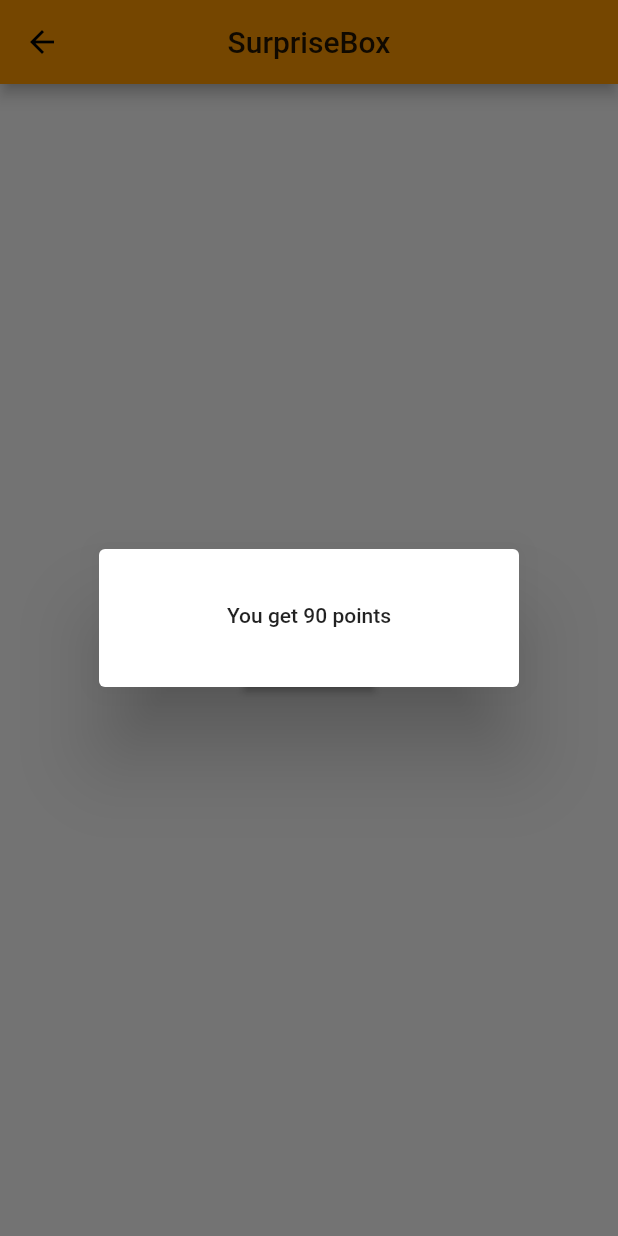
After one commit to Karolina030/Avatar, a Flutter app: the SurpiseBox screen opened directly, after a tap on "Ready?", on a phone screen of 412 x 824 dp. The commit adds this screen. Run offline on Flutter 3.47's test engine with Material 2 defaults, Android fonts, the phone set to English and light mode, and no system bars; our stand-ins replace image_gallery_saver, image_picker.

Commit message:
Add SurpriseBox menu

```diff
--- /dev/null
+++ b/lib/SurpiseBox.dart
@@ -0,0 +1,132 @@
+import 'package:flutter/material.dart';
+import 'dart:io';
+import 'package:path_provider/path_provider.dart';
+import 'dart:math';
+
+
+class SurpiseBox extends StatefulWidget {
+  @override
+  _HomeState createState() => new _HomeState();
+}
+
+
+class _HomeState extends State<SurpiseBox> {
+
+  Random random = new Random();
+
+
+
+  // Future<String> get _localPath async {
+  //   final directory = await getApplicationDocumentsDirectory();
+  //
+  //   return directory.path;
+  // }
+  //
+  // Future<File> get _localFile async {
+  //   final path = await _localPath;
+  //   return File('$path/counterSB.txt');
+  // }
+  //
+  // Future<File> writeCounter(int counter) async {
+  //   final file = await _localFile;
+  //
+  //   // Write the file.
+  //   return file.writeAsString('$counter');
+  // }
+  //
+  // Future<int> readCounter() async {
+  //   try {
+  //     final file = await _localFile;
+  //
+  //     // Read the file.
+  //     String contents = await file.readAsString();
+  //
+  //     return int.parse(contents);
+  //   } catch (e) {
+  //     // If encountering an error, return 0.
+  //     return 0;
+  //   }
+  // }
+
+
+
+  void _displayDialog_points() async {
+    int randomPoints = random.nextInt(51) + 50; // Dialog window with random points
+    return showDialog(
+        context: this.context,
+        builder: (context) {
+          return AlertDialog(
+            content: new FlatButton(
+              child: new Text("You get $randomPoints points"),
+              onPressed: () => Navigator.of(context, rootNavigator: true).pop(), // closing dialog
+            ),
+          );
+        });
+  }
+
+  void _displayDialog_no_points() async { // Dialog window with information that there's no SB
+    return showDialog(
+        context: this.context,
+        builder: (context) {
+          return AlertDialog(
+            content: new FlatButton(
+              child: new Text("You have no SB"),
+              onPressed: () => Navigator.of(context, rootNavigator: true).pop(),
+            ),
+          );
+        });
+  }
+// int _counter;
+//   @override
+//   void initState() {
+//     super.initState();
+//     readCounter().then((int value) {
+//       setState(() {
+//         _counter = value;
+//       });
+//     });
+//   }
+
+  void _check_SB() async { // checkin SB
+    if (1==1) {
+      _displayDialog_points();
+      // writeCounter(2);
+      // print(_counter);
+    }
+    else {
+      _displayDialog_no_points();
+      print('No SB');
+    }
+  }
+
+
+  @override
+  Widget build(BuildContext context) {
+    return new Scaffold(
+        appBar: AppBar(
+          leading: Builder(
+          builder: (BuildContext context) {
+            return IconButton(
+            icon: Icon(Icons.arrow_back),
+            onPressed: (){
+            Navigator.pop(context);
+                }
+              );
+            },
+          ),
+          title: Text("SurpriseBox"),
+          centerTitle: true),
+      body: new Center(
+        child: new Column(
+          mainAxisAlignment: MainAxisAlignment.center,
+          children: <Widget>[
+            new RaisedButton(
+              child: new Text("Ready?"),
+              onPressed: _check_SB,
+            ),
+          ],
+        ),
+      ),
+    );
+  }
+}
--- a/lib/sklep/screens/products_overview_screen.dart
+++ b/lib/sklep/screens/products_overview_screen.dart
@@ -4,6 +4,7 @@ import '../widgets/products_grid.dart';
 import 'cart_screen.dart';
 import 'package:Avatar/store.dart';
 
+import 'package:Avatar/SurpiseBox.dart';
 
 class ProductsOverviewScreen extends StatefulWidget {
   @override
@@ -29,14 +30,22 @@ class _ProductsOverviewScreenState extends State<ProductsOverviewScreen> {
         title: Text('Store'),
         actions: <Widget>[
           new IconButton(
+            icon: Icon(Icons.card_giftcard_sharp,),
+            onPressed: () async {
+              Navigator.push(context, MaterialPageRoute(builder: (context) => SurpiseBox())); // button to SB screen
+
+            },
+          ),
+          new IconButton(
             icon: Icon(Icons.shopping_cart,),
             onPressed: () async {
               Navigator.push(context, MaterialPageRoute(builder: (context) => CartScreen()));
             },
           ),
+        ],
 
-        ],
       ),
+
       body: ProductsGrid(),
     );
   }
```
Also changed, not shown: pubspec.yaml (+8 -0 lines).
